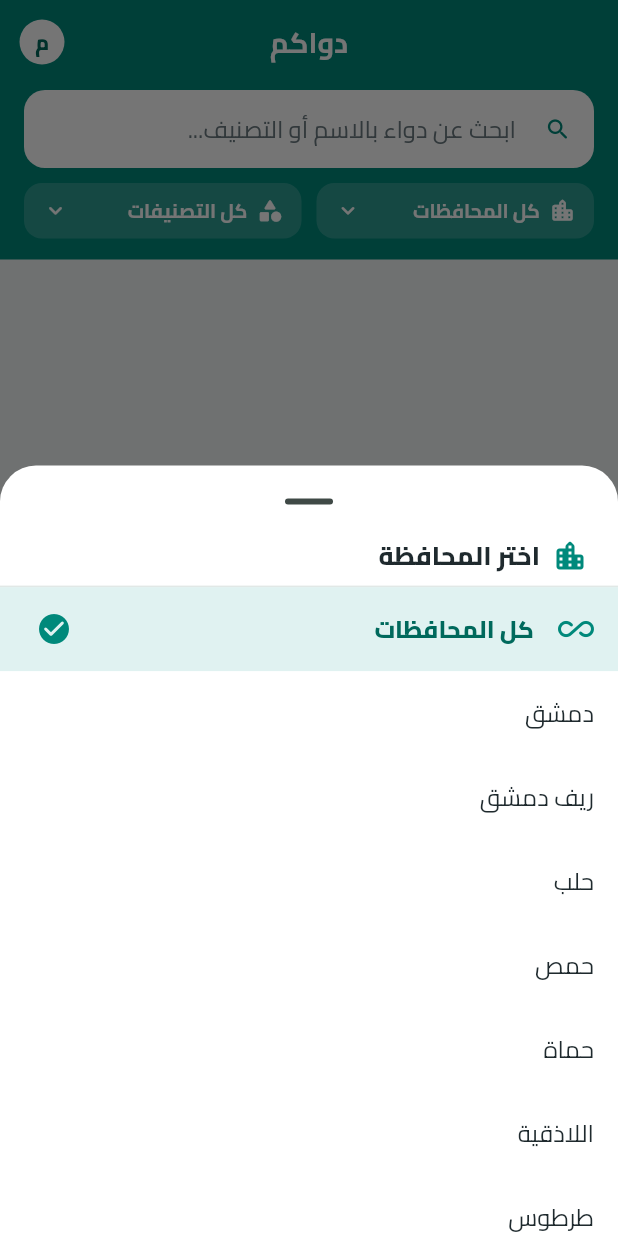
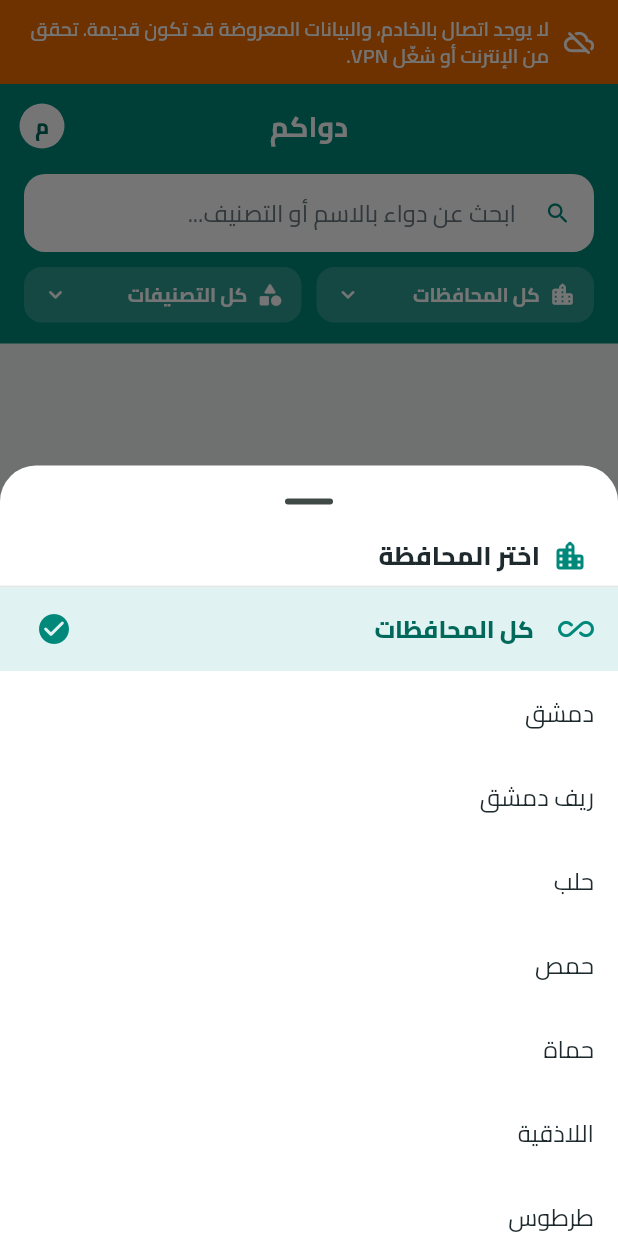
Before and after one commit to Tareq-Bassam-Bakr/dawacom, a Flutter app: the screen it shows once a user with an empty profile is signed in, after a tap on "كل المحافظات", on a phone screen of 412 x 824 dp. Run offline on Flutter 3.47's test engine with Material 3 defaults, Android fonts, the phone set to English and light mode, and no system bars; our stand-ins replace cloud_firestore, firebase_auth, firebase_core, image_picker; accounts and stored records are empty.

Commit message:
شريط حالة الاتصال بالخادم
يظهر شريط برتقالي أعلى الشاشة عندما يعمل التطبيق من البيانات المحفوظة
لأنه لا يصل إلى Firebase (انقطاع الإنترنت أو توقف الـ VPN)، مع مهلة
3 ثوانٍ حتى لا يومض عند فتح التطبيق، ورسالة خضراء قصيرة عند عودة الاتصال.
يعتمد على بيانات Firestore الوصفية دون مكتبات إضافية، مع اختبارات للشريط.

```diff
--- a/lib/screens/auth/auth_gate.dart
+++ b/lib/screens/auth/auth_gate.dart
@@ -8,6 +8,7 @@ import '../../models/app_user.dart';
 import '../../services/auth_service.dart';
 import '../../services/user_service.dart';
 import '../../widgets/common.dart';
+import '../../widgets/connection_banner.dart';
 import '../pharmacist/pharmacist_home.dart';
 import '../user/user_home.dart';
 import 'login_screen.dart';
@@ -32,14 +33,42 @@ class AuthGate extends StatelessWidget {
   }
 }
 
-class _ProfileGate extends StatelessWidget {
+class _ProfileGate extends StatefulWidget {
   const _ProfileGate({required this.user});
   final User user;
 
   @override
+  State<_ProfileGate> createState() => _ProfileGateState();
+}
+
+class _ProfileGateState extends State<_ProfileGate> {
+  // نحتفظ بالمتابعتين طوال عمر الشاشة حتى لا تُعاد مع كل تحديث للحساب.
+  late Stream<AppUser?> _profile;
+  late Stream<bool> _status;
+
+  User get user => widget.user;
+
+  @override
+  void initState() {
+    super.initState();
+    _subscribe();
+  }
+
+  @override
+  void didUpdateWidget(covariant _ProfileGate oldWidget) {
+    super.didUpdateWidget(oldWidget);
+    if (oldWidget.user.uid != user.uid) _subscribe();
+  }
+
+  void _subscribe() {
+    _profile = UserService.instance.watch(user.uid);
+    _status = UserService.instance.serverStatus(user.uid);
+  }
+
+  @override
   Widget build(BuildContext context) {
     return StreamBuilder<AppUser?>(
-      stream: UserService.instance.watch(user.uid),
+      stream: _profile,
       builder: (context, snapshot) {
         if (snapshot.hasError) {
           return _GateError(message: AppSnack.messageOf(snapshot.error!));
@@ -58,9 +87,12 @@ class _ProfileGate extends StatelessWidget {
           );
         }
 
-        return appUser.isPharmacist
-            ? PharmacistHome(user: appUser)
-            : UserHome(user: appUser);
+        return ConnectionBanner(
+          online: _status,
+          child: appUser.isPharmacist
+              ? PharmacistHome(user: appUser)
+              : UserHome(user: appUser),
+        );
       },
     );
   }
--- a/lib/services/user_service.dart
+++ b/lib/services/user_service.dart
@@ -16,6 +16,14 @@ class UserService {
       .doc(uid)
       .snapshots()
       .map((d) => d.exists ? AppUser.fromDoc(d) : null);
+
+  /// هل يصل التطبيق إلى خوادم Firestore؟ true عندما تأتي البيانات من الخادم،
+  /// وfalse عندما يعمل التطبيق من النسخة المحفوظة على الجهاز.
+  Stream<bool> serverStatus(String uid) => _col
+      .doc(uid)
+      .snapshots(includeMetadataChanges: true)
+      .map((d) => !d.metadata.isFromCache)
+      .distinct();
 
   Future<AppUser?> get(String uid) async {
     final d = await _col.doc(uid).get();
--- /dev/null
+++ b/lib/widgets/connection_banner.dart
@@ -0,0 +1,179 @@
+import 'dart:async';
+
+import 'package:flutter/material.dart';
+
+import '../core/app_theme.dart';
+
+/// شريط أعلى الشاشة يظهر عندما لا يصل التطبيق إلى خوادم Firebase،
+/// ويختفي برسالة قصيرة عند عودة الاتصال.
+///
+/// [online] يُصدر true عندما تأتي البيانات من الخادم، وfalse عندما تأتي
+/// من النسخة المحفوظة على الجهاز.
+class ConnectionBanner extends StatefulWidget {
+  const ConnectionBanner({
+    super.key,
+    required this.online,
+    required this.child,
+    this.graceDelay = const Duration(seconds: 3),
+    this.restoredDuration = const Duration(seconds: 2),
+  });
+
+  final Stream<bool> online;
+  final Widget child;
+
+  /// مهلة قبل إظهار الشريط، حتى لا يومض عند فتح التطبيق قبل وصول بيانات الخادم.
+  final Duration graceDelay;
+
+  /// مدة ظهور رسالة "عاد الاتصال".
+  final Duration restoredDuration;
+
+  static const offlineText =
+      'لا يوجد اتصال بالخادم، والبيانات المعروضة قد تكون قديمة. تحقق من الإنترنت أو شغّل VPN.';
+  static const restoredText = 'عاد الاتصال، والبيانات محدّثة الآن';
+
+  @override
+  State<ConnectionBanner> createState() => _ConnectionBannerState();
+}
+
+class _ConnectionBannerState extends State<ConnectionBanner> {
+  StreamSubscription<bool>? _sub;
+  Timer? _graceTimer;
+  Timer? _restoredTimer;
+  bool _offline = false;
+  bool _restored = false;
+
+  @override
+  void initState() {
+    super.initState();
+    _listen();
+  }
+
+  @override
+  void didUpdateWidget(covariant ConnectionBanner oldWidget) {
+    super.didUpdateWidget(oldWidget);
+    if (oldWidget.online != widget.online) _listen();
+  }
+
+  void _listen() {
+    _sub?.cancel();
+    _sub = widget.online.listen(_onStatus, onError: (_) {});
+  }
+
+  void _onStatus(bool online) {
+    if (!online) {
+      if (_offline || _graceTimer != null) return;
+      _graceTimer = Timer(widget.graceDelay, () {
+        _graceTimer = null;
+        if (!mounted) return;
+        _restoredTimer?.cancel();
+        setState(() {
+          _offline = true;
+          _restored = false;
+        });
+      });
+      return;
+    }
+
+    _graceTimer?.cancel();
+    _graceTimer = null;
+    if (!_offline) return;
+    setState(() {
+      _offline = false;
+      _restored = true;
+    });
+    _restoredTimer?.cancel();
+    _restoredTimer = Timer(widget.restoredDuration, () {
+      if (mounted) setState(() => _restored = false);
+    });
+  }
+
+  @override
+  void dispose() {
+    _sub?.cancel();
+    _graceTimer?.cancel();
+    _restoredTimer?.cancel();
+    super.dispose();
+  }
+
+  @override
+  Widget build(BuildContext context) {
+    final Widget? bar = _offline
+        ? const _Bar(
+            key: ValueKey('offline'),
+            color: AppColors.warning,
+            icon: Icons.cloud_off_rounded,
+            text: ConnectionBanner.offlineText,
+          )
+        : _restored
+        ? const _Bar(
+            key: ValueKey('restored'),
+            color: AppColors.success,
+            icon: Icons.cloud_done_rounded,
+            text: ConnectionBanner.restoredText,
+          )
+        : null;
+
+    return Column(
+      children: [
+        AnimatedSize(
+          duration: const Duration(milliseconds: 250),
+          curve: Curves.easeOut,
+          child: bar ?? const SizedBox(width: double.infinity),
+        ),
+        Expanded(
+          // الشريط يشغل منطقة شريط الحالة، فلا تضيف الشاشة تحته مسافة علوية.
+          child: bar == null
+              ? widget.child
+              : MediaQuery.removePadding(
+                  context: context,
+                  removeTop: true,
+                  child: widget.child,
+                ),
+        ),
+      ],
+    );
+  }
+}
+
+class _Bar extends StatelessWidget {
+  const _Bar({
+    super.key,
+    required this.color,
+    required this.icon,
+    required this.text,
+  });
+
+  final Color color;
+  final IconData icon;
+  final String text;
+
+  @override
+  Widget build(BuildContext context) {
+    return Material(
+      color: color,
+      child: SafeArea(
+        bottom: false,
+        child: Padding(
+          padding: const EdgeInsets.symmetric(horizontal: 16, vertical: 10),
+          child: Row(
+            children: [
+              Icon(icon, color: Colors.white, size: 20),
+              const SizedBox(width: 10),
+              Expanded(
+                child: Text(
+                  text,
+                  style: const TextStyle(
+                    color: Colors.white,
+                    fontSize: 13,
+                    fontWeight: FontWeight.w600,
+                    height: 1.4,
+                  ),
+                ),
+              ),
+            ],
+          ),
+        ),
+      ),
+    );
+  }
+}
```
Also changed, not shown: 1 other file.
